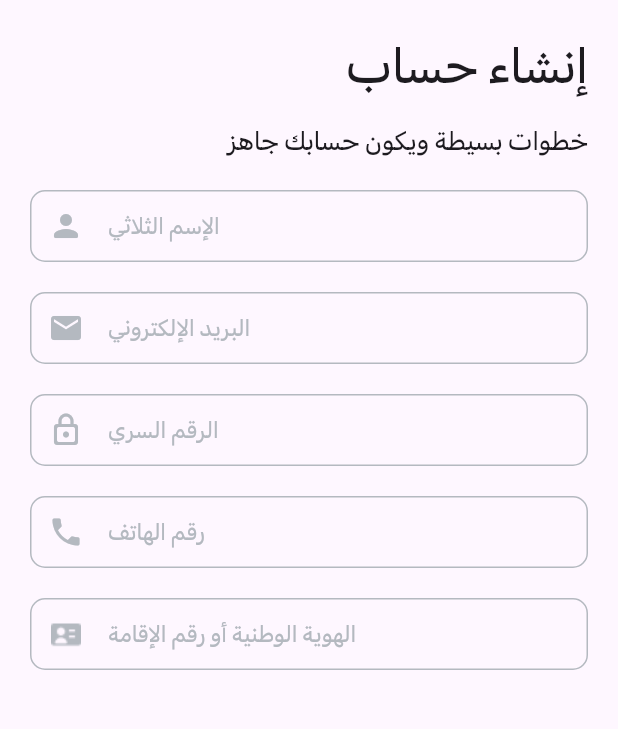
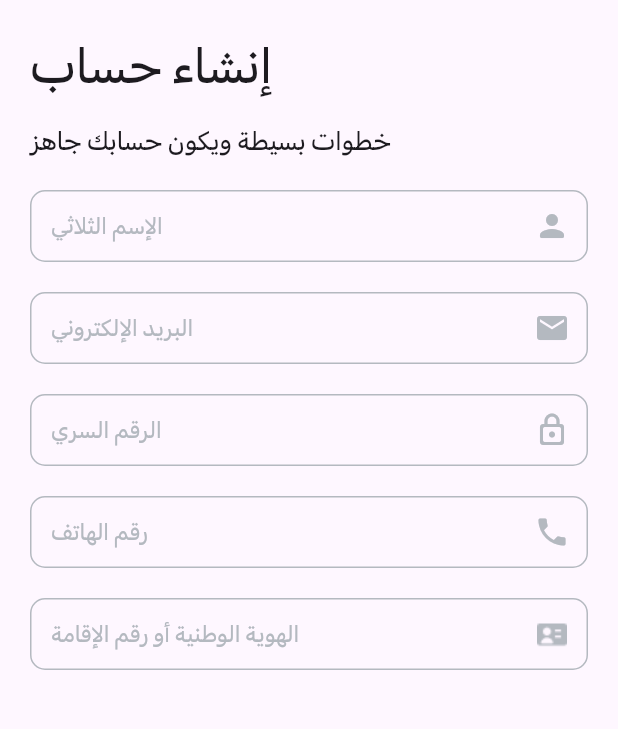
Before and after one commit to Raff22/final_bootcamp, a Flutter app: the SignupProviderView screen opened directly, on a phone screen of 412 x 824 dp, the part 356-1085 px from its top. Run offline on Flutter 3.47's test engine with Material 3 defaults, Android fonts, the light colour scheme and no system bars; our stand-ins replace easy_localization, flutter_bloc, multi_dropdown.

Commit message:
fix the bugs but still the provider UI in progress

```diff
--- a/fazzah_user/lib/global/global_widget/text_form_field_widget.dart
+++ b/fazzah_user/lib/global/global_widget/text_form_field_widget.dart
@@ -12,7 +12,7 @@ class TextFormFieldWidget extends StatelessWidget {
       required this.labelTextColor,
       required this.cursorColor,
       required this.controllerTextColor,
-      this.prefixIcon,
+      this.suffixIcon,
       required this.obscureText});
 
   final String Function(String?)? validator;
@@ -22,13 +22,12 @@ class TextFormFieldWidget extends StatelessWidget {
   final Color labelTextColor;
   final Color cursorColor;
   final Color controllerTextColor;
-  final Widget? prefixIcon;
+  final Widget? suffixIcon;
   final bool obscureText;
 
   @override
   Widget build(BuildContext context) {
     return TextFormField(
-      textAlign: TextAlign.center,
       validator: validator,
       style: TextStyle(color: controllerTextColor),
       cursorColor: cursorColor,
@@ -36,8 +35,7 @@ class TextFormFieldWidget extends StatelessWidget {
       keyboardType: keyboardType,
       controller: controller,
       decoration: InputDecoration(
-          floatingLabelAlignment: FloatingLabelAlignment.start
-          ,
+          floatingLabelAlignment: FloatingLabelAlignment.start,
           contentPadding: const EdgeInsets.all(10),
           label: TextWidget(
             text: labelText,
@@ -49,7 +47,7 @@ class TextFormFieldWidget extends StatelessWidget {
           focusedBorder: OutlineInputBorder(
               borderSide: const BorderSide(color: grey),
               borderRadius: BorderRadius.circular(10)),
-          prefixIcon: prefixIcon),
+          suffixIcon: suffixIcon),
     );
   }
 }
--- a/fazzah_user/lib/main.dart
+++ b/fazzah_user/lib/main.dart
@@ -15,6 +15,7 @@ void main() async {
         path:
             'assets/translations', // <-- change the path of the translation files
         fallbackLocale: const Locale('ar', 'SA'),
+
         child: const MainApp()),
   );
 }
--- a/fazzah_user/lib/views/auth_views/auth_widget/title_view.dart
+++ b/fazzah_user/lib/views/auth_views/auth_widget/title_view.dart
@@ -13,7 +13,7 @@ class TitleView extends StatelessWidget {
     return SizedBox(
       width: context.getWidth(),
       child: Column(
-        crossAxisAlignment: CrossAxisAlignment.end,
+        crossAxisAlignment: CrossAxisAlignment.start,
         children: [
           TextWidget(
             text: title,
--- a/fazzah_user/lib/views/auth_views/login_view/login_view.dart
+++ b/fazzah_user/lib/views/auth_views/login_view/login_view.dart
@@ -90,7 +90,7 @@ class LoginView extends StatelessWidget {
                           labelText: 'البريد الإلكتروني',
                           labelTextColor: grey,
                           controllerTextColor: dark1Green,
-                          prefixIcon: const Icon(
+                          suffixIcon: const Icon(
                             Icons.email,
                             color: grey,
                           ),
@@ -115,7 +115,7 @@ class LoginView extends StatelessWidget {
                               labelText: 'الرقم السري',
                               labelTextColor: grey,
                               controllerTextColor: dark1Green,
-                              prefixIcon: IconButton(
+                              suffixIcon: IconButton(
                                 icon: Icon(
                                   !statePassword
                                       ? Icons.lock_outline_rounded
--- a/fazzah_user/lib/views/auth_views/signup_view/signup_provider_view/signup_provider_view.dart
+++ b/fazzah_user/lib/views/auth_views/signup_view/signup_provider_view/signup_provider_view.dart
@@ -72,7 +72,7 @@ class SignupProviderView extends StatelessWidget {
                       labelText: 'الإسم الثلاثي',
                       labelTextColor: grey,
                       controllerTextColor: dark1Green,
-                      prefixIcon: const Icon(
+                      suffixIcon: const Icon(
                         Icons.person_rounded,
                         color: grey,
                       ),
@@ -98,7 +98,7 @@ class SignupProviderView extends StatelessWidget {
                       labelText: 'البريد الإلكتروني',
                       labelTextColor: grey,
                       controllerTextColor: dark1Green,
-                      prefixIcon: const Icon(
+                      suffixIcon: const Icon(
                         Icons.email,
                         color: grey,
                       ),
@@ -127,7 +127,7 @@ class SignupProviderView extends StatelessWidget {
                           labelText: 'الرقم السري',
                           labelTextColor: grey,
                           controllerTextColor: dark1Green,
-                          prefixIcon: IconButton(
+                          suffixIcon: IconButton(
                             icon: Icon(
                               !statePassword
                                   ? Icons.lock_outline_rounded
@@ -164,7 +164,7 @@ class SignupProviderView extends StatelessWidget {
                       labelText: 'رقم الهاتف',
                       labelTextColor: grey,
                       controllerTextColor: dark1Green,
-                      prefixIcon: const Icon(
+                      suffixIcon: const Icon(
                         Icons.phone,
                         color: grey,
                       ),
@@ -192,7 +192,7 @@ class SignupProviderView extends StatelessWidget {
                       labelText: 'الهوية الوطنية أو رقم الإقامة',
                       labelTextColor: grey,
                       controllerTextColor: dark1Green,
-                      prefixIcon: Image.asset('assets/images/national_id.png'),
+                      suffixIcon: Image.asset('assets/images/national_id.png'),
                     ),
                     height20,
 
```
Also changed, not shown: fazzah_user/lib/views/auth_views/auth_widget/login_or_sign_up_widget.dart (+4 -5 lines), fazzah_user/lib/views/auth_views/onboarding_view/onbording_widgets/row_below_onboarding.dart (+25 -25 lines), fazzah_user/lib/views/auth_views/signup_view/signup_user_view/signup_user_view.dart (+4 -4 lines).
